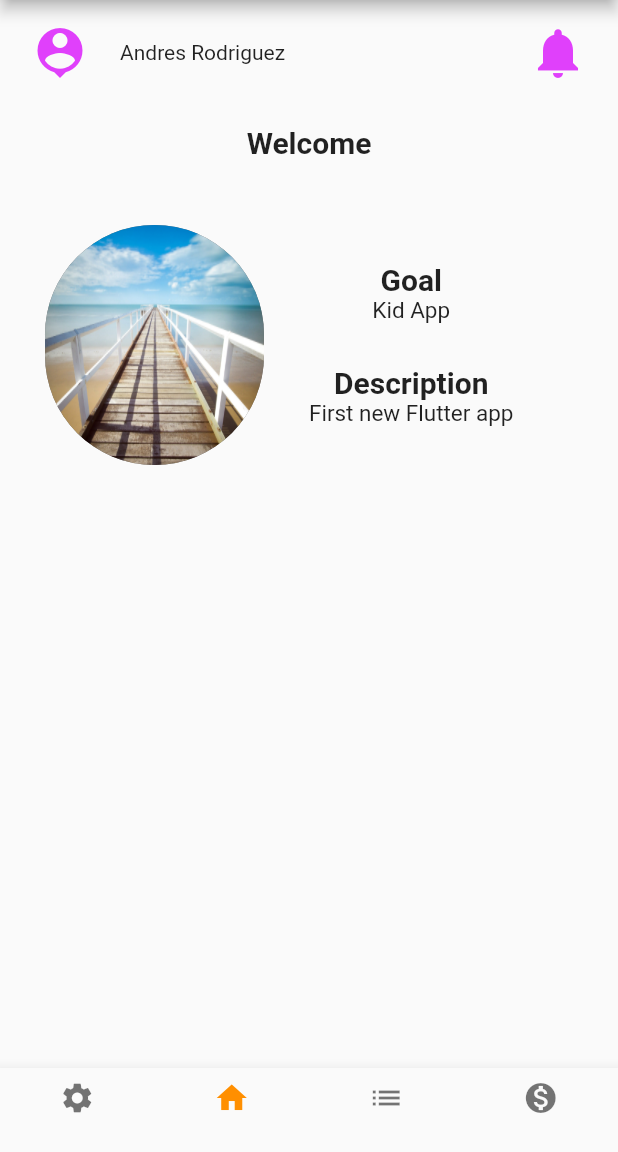
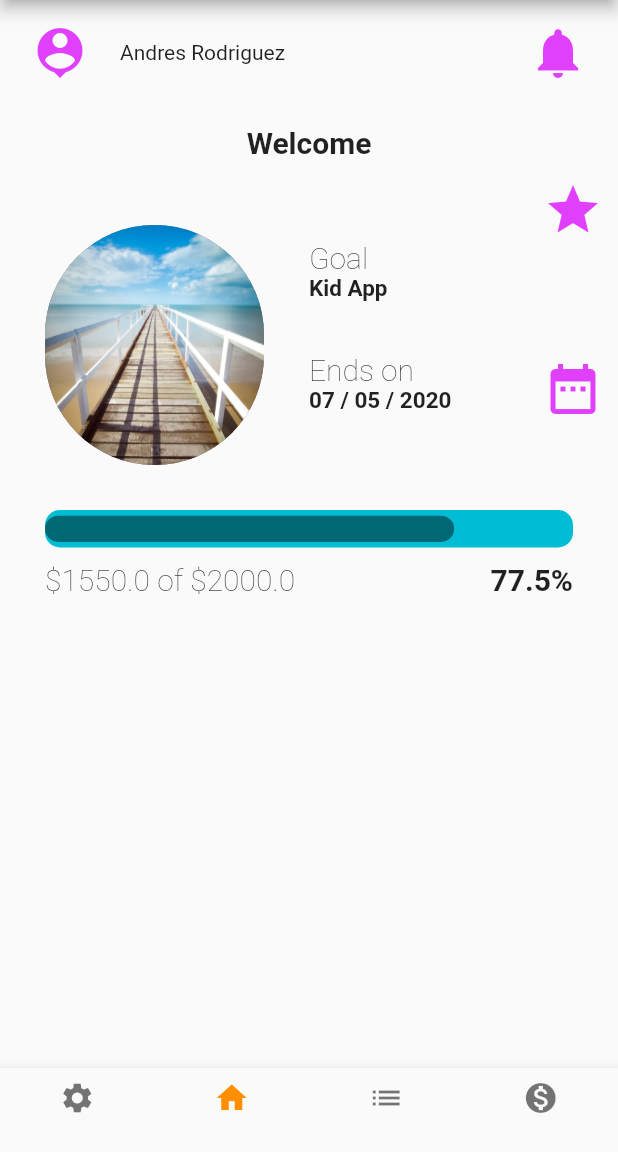
Before and after one commit to arodrigueze/Flutter-Fundamentals, a Flutter app: the screen it shows after launch, on a phone screen of 412 x 824 dp, the part 84-1236 px from its top. Run offline on Flutter 3.47's test engine with Material 2 defaults, Android fonts, the phone set to English and light mode, and no system bars.

Commit message:
add date picker

```diff
--- /dev/null
+++ b/tutorial1/lib/common/linear.progress.bar.dart
@@ -0,0 +1,61 @@
+import 'package:flutter/cupertino.dart';
+import 'package:flutter/material.dart';
+import 'package:kidapp/state/goal.state.dart';
+import 'package:provider/provider.dart';
+
+class LinearProgressBar {
+  double totalCash, goalCash;
+
+  LinearProgressBar(double totalCash, double goalCash) {
+    this.totalCash = totalCash;
+    this.goalCash = goalCash;
+  }
+
+  Widget get progressBar {
+    return FractionallySizedBox(
+      widthFactor: 1,
+      child: Column(
+        children: <Widget>[
+          Container(
+            margin: EdgeInsets.only(left: 30, right: 30),
+            height: 25,
+            decoration: BoxDecoration(
+              color: Colors.cyan,
+              borderRadius: BorderRadius.circular(10),
+            ),
+            child: Align(
+              alignment: Alignment.centerLeft,
+              child: FractionallySizedBox(
+                widthFactor: this.goalCash / this.totalCash,
+                heightFactor: 0.7,
+                child: Container(
+                  decoration: BoxDecoration(
+                    color: Colors.black45,
+                    borderRadius: BorderRadius.circular(10),
+                  ),
+                ),
+              ),
+            ),
+          ),
+          Row(
+            mainAxisAlignment: MainAxisAlignment.spaceBetween,
+            children: <Widget>[
+              Container(
+                margin: EdgeInsets.only(left: 30, top: 10),
+                child: Text('\$' + this.goalCash.toString() + ' of \$' + this.totalCash.toString(),
+                    style:
+                        TextStyle(fontWeight: FontWeight.w200, fontSize: 20)),
+              ),
+              Container(
+                margin: EdgeInsets.only(right: 30, top: 10),
+                child: Text( ((this.goalCash / this.totalCash) * 100).toString() + '%',
+                    style:
+                        TextStyle(fontWeight: FontWeight.bold, fontSize: 20)),
+              )
+            ],
+          )
+        ],
+      ),
+    );
+  }
+}
--- a/tutorial1/lib/main.dart
+++ b/tutorial1/lib/main.dart
@@ -1,5 +1,6 @@
 import 'package:flutter/cupertino.dart';
 import 'package:flutter/material.dart';
+import 'package:kidapp/state/cash.state.dart';
 import 'package:provider/provider.dart';
 import 'common/themes.dart';
 import 'state/bottom.navigation.state.dart';
@@ -18,6 +19,7 @@ class MyApp extends StatelessWidget {
     return MultiProvider(
       providers: [
         ChangeNotifierProvider(create: (context) => GoalsState()),
+        ChangeNotifierProvider(create: (context) => CashState()),
         ChangeNotifierProvider(create: (context) => BottomNavigationState()),
       ],
       child: MaterialApp(
--- /dev/null
+++ b/tutorial1/lib/model/cash.model.dart
@@ -0,0 +1,8 @@
+import 'package:flutter/material.dart';
+
+@immutable
+class Cash {
+  final double saved;
+
+  Cash(this.saved);
+}
--- a/tutorial1/lib/model/goal.model.dart
+++ b/tutorial1/lib/model/goal.model.dart
@@ -1,12 +1,10 @@
-import 'package:flutter/material.dart';
-
-@immutable
 class Goal {
   final String id;
   final String name;
   final String description;
-  final int price;
+  final double price;
+  DateTime expectedDate;
   final bool favorite;
 
-  Goal(this.id, this.name, this.description, this.price, this.favorite);
+  Goal(this.id, this.name, this.description, this.price, this.expectedDate, this.favorite);
 }
--- /dev/null
+++ b/tutorial1/lib/state/cash.state.dart
@@ -0,0 +1,12 @@
+import 'package:flutter/foundation.dart';
+
+class CashState extends ChangeNotifier {
+  double _total = 2000.0;
+
+  double get total => _total;
+
+  void changeTotal(double total) {
+    _total = _total + total;
+    notifyListeners();
+  }
+}
--- a/tutorial1/lib/state/goal.state.dart
+++ b/tutorial1/lib/state/goal.state.dart
@@ -2,19 +2,23 @@ import 'package:flutter/foundation.dart';
 import '../model/goal.model.dart';
 
 class GoalsState extends ChangeNotifier {
-  final _emptyGoal = new Goal('-1', '', '', 0, false);
+  final _emptyGoal = new Goal('-1', '', '', 0.0, new DateTime.now(), false);
   final Goal _currentGoal =
-      new Goal('1', 'Kid App', 'First new Flutter app', 1000000, true);
+      new Goal('1', 'Kid App', 'First new Flutter app', 1550.0, new DateTime.now(), true);
   List<Goal> _goals = [];
   Goal _favorite;
 
   List<Goal> get goals => _goals;
   Goal get favoriteGoal => _favorite;
-  //String get favoriteGoal =>
-  //    '${_favorite.id} ${_favorite.name} ${_favorite.description} ${_favorite.price} ${_favorite.favorite}';
 
   GoalsState() {
+    _favorite = _emptyGoal;
     this.add(_currentGoal);
+  }
+
+  void setFavoriteDate(DateTime expectedDate) {
+    _favorite.expectedDate = expectedDate;
+    notifyListeners();
   }
 
   void add(Goal goal) {
--- a/tutorial1/lib/views/mainViewChilds/homeChilds/favorite.dart
+++ b/tutorial1/lib/views/mainViewChilds/homeChilds/favorite.dart
@@ -1,12 +1,25 @@
-import 'dart:convert';
-
+import 'package:intl/intl.dart';
 import 'package:flutter/cupertino.dart';
 import 'package:flutter/material.dart';
+import 'package:kidapp/common/linear.progress.bar.dart';
+import 'package:kidapp/state/cash.state.dart';
 import 'package:provider/provider.dart';
 import '../../../state/goal.state.dart';
 import '../../../state/bottom.navigation.state.dart';
 
 class FavoriteView extends StatelessWidget {
+  void _loadDatePicker(context) async {
+    var goalsState = Provider.of<GoalsState>(context);
+    final DateTime datePicked = await showDatePicker(
+        context: context,
+        initialDate: DateTime.now(),
+        firstDate: DateTime.now(),
+        lastDate: DateTime(2090));
+    if (datePicked != null) {
+      goalsState.setFavoriteDate(datePicked);
+    }
+  }
+
   Widget _getFavoriteGoalImage(
     BuildContext context,
   ) {
@@ -19,45 +32,104 @@ class FavoriteView extends StatelessWidget {
           borderRadius: BorderRadius.circular(1050),
           image: DecorationImage(
               image: AssetImage('assets/images/defaultGoal.jpg'),
-                  fit: BoxFit.fill)),
-        ));
+              fit: BoxFit.fill),
+        ),
+      ),
+    );
   }
 
   Widget _getFavoriteGoalData(BuildContext context) {
     var goalsState = Provider.of<GoalsState>(context);
-    return Flexible(
-        flex: 1,
+    return Expanded(
       child: Container(
         margin: EdgeInsets.only(right: 10),
         child: Column(
           children: <Widget>[
-              Spacer(flex: 2,),
-              Text('Goal', style: TextStyle(fontWeight: FontWeight.bold, fontSize: 20 )),
-              Text(goalsState.favoriteGoal.name, style: TextStyle(fontWeight: FontWeight.normal, fontSize: 15)),
-              Spacer(flex: 1,),
-              Text('Description', style: TextStyle(fontWeight: FontWeight.bold, fontSize: 20)),
-              Text(goalsState.favoriteGoal.description, style: TextStyle(fontWeight: FontWeight.normal, fontSize: 15)),
-              Spacer(flex: 2,),
-
+            Align(
+              alignment: Alignment.centerRight,
+              child: Icon(
+                Icons.star,
+                size: 40,
+                color: Colors.purpleAccent,
+              ),
+            ),
+            Align(
+              alignment: Alignment.centerLeft,
+              child: Text('Goal',
+                  style: TextStyle(fontWeight: FontWeight.w200, fontSize: 20)),
+            ),
+            Align(
+              alignment: Alignment.centerLeft,
+              child: Text(goalsState.favoriteGoal.name,
+                  style: TextStyle(fontWeight: FontWeight.w700, fontSize: 15)),
+            ),
+            Spacer(
+              flex: 1,
+            ),
+            Row(
+              mainAxisAlignment: MainAxisAlignment.spaceBetween,
+              children: <Widget>[
+                Expanded(
+                  child: Column(
+                    children: <Widget>[
+                      Align(
+                        alignment: Alignment.centerLeft,
+                        child: Text(
+                          'Ends on',
+                          style: TextStyle(
+                              fontWeight: FontWeight.w200, fontSize: 20),
+                        ),
+                      ),
+                      Align(
+                          alignment: Alignment.centerLeft,
+                          child: Consumer<GoalsState>(
+                            builder: (context, goal, child) {
+                              return Text(
+                                  DateFormat('dd / MM / yyyy')
+                                      .format(goal.favoriteGoal.expectedDate),
+                                  style: TextStyle(
+                                      fontWeight: FontWeight.w700,
+                                      fontSize: 15));
+                            },
+                          ))
                     ],
                   ),
-        ));
+                ),
+                IconButton(
+                    icon: Icon(Icons.date_range,
+                        size: 40, color: Colors.purpleAccent),
+                    onPressed: () {
+                      _loadDatePicker(context);
+                    })
+              ],
+            ),
+            Spacer(
+              flex: 2,
+            ),
+          ],
+        ),
+      ),
+    );
   }
 
   @override
   Widget build(BuildContext context) {
-    //var bottomNavigationState = Provider.of<BottomNavigationState>(context);
-    //var goalsState = Provider.of<GoalsState>(context);
-
-    return Container(
+    var cashState = Provider.of<CashState>(context);
+    var goalsState = Provider.of<GoalsState>(context);
+    return Column(
+      children: <Widget>[
+        Container(
           height: 220,
           child: Row(
-        mainAxisAlignment: MainAxisAlignment.start,
             children: <Widget>[
               _getFavoriteGoalImage(context),
-          _getFavoriteGoalData(context),
+              _getFavoriteGoalData(context)
             ],
           ),
+        ),
+        LinearProgressBar(cashState.total, goalsState.favoriteGoal.price)
+            .progressBar,
+      ],
     );
   }
 }
--- a/tutorial1/pubspec.yaml
+++ b/tutorial1/pubspec.yaml
@@ -24,6 +24,7 @@ dependencies:
   # Use with the CupertinoIcons class for iOS style icons.
   cupertino_icons: ^0.1.2
   provider: ^3.0.0
+  intl: 0.15.7
 
 dev_dependencies:
   flutter_test:
```
Also changed, not shown: tutorial1/pubspec.lock. Lines whose indentation alone changed are shown as unchanged.
